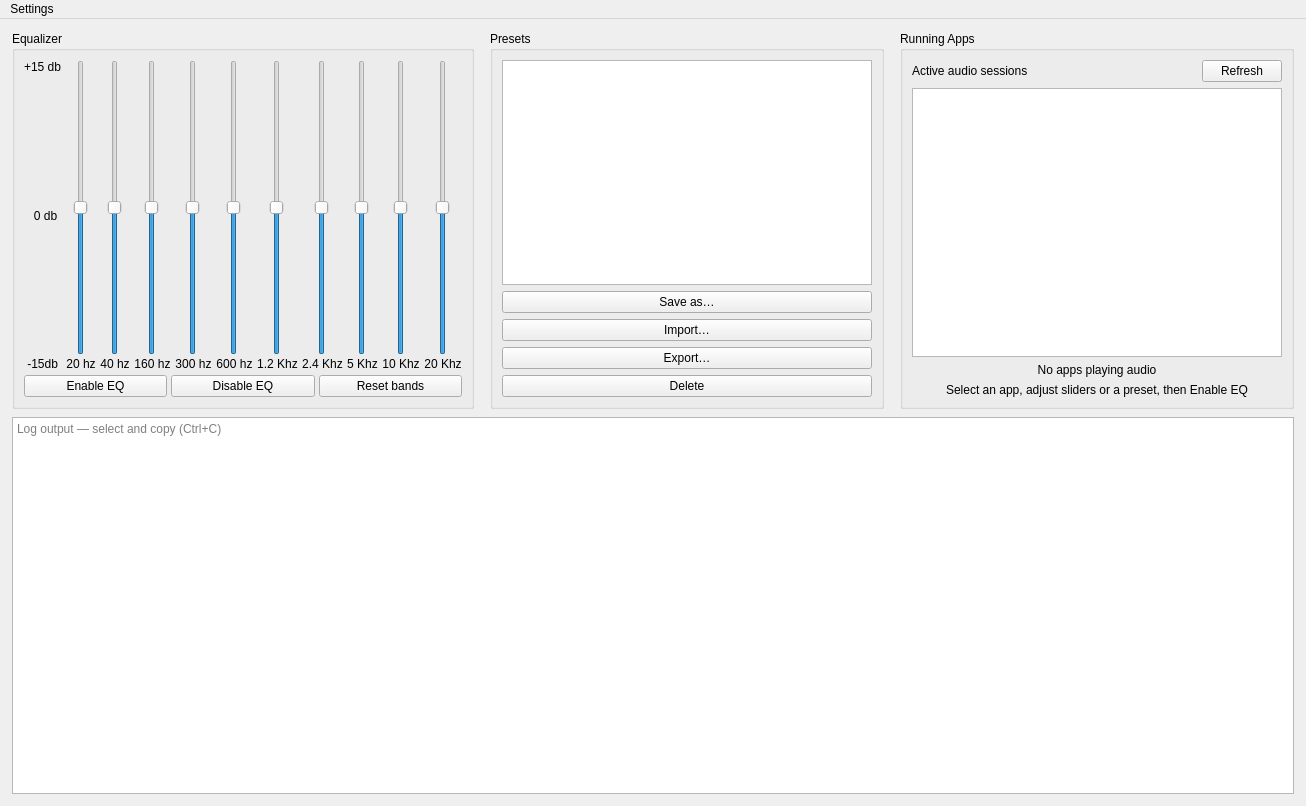
This is mainwindow.ui in hussainhumam/CurvioEQ as Qt 5 draws it before an edit. The edited form follows.
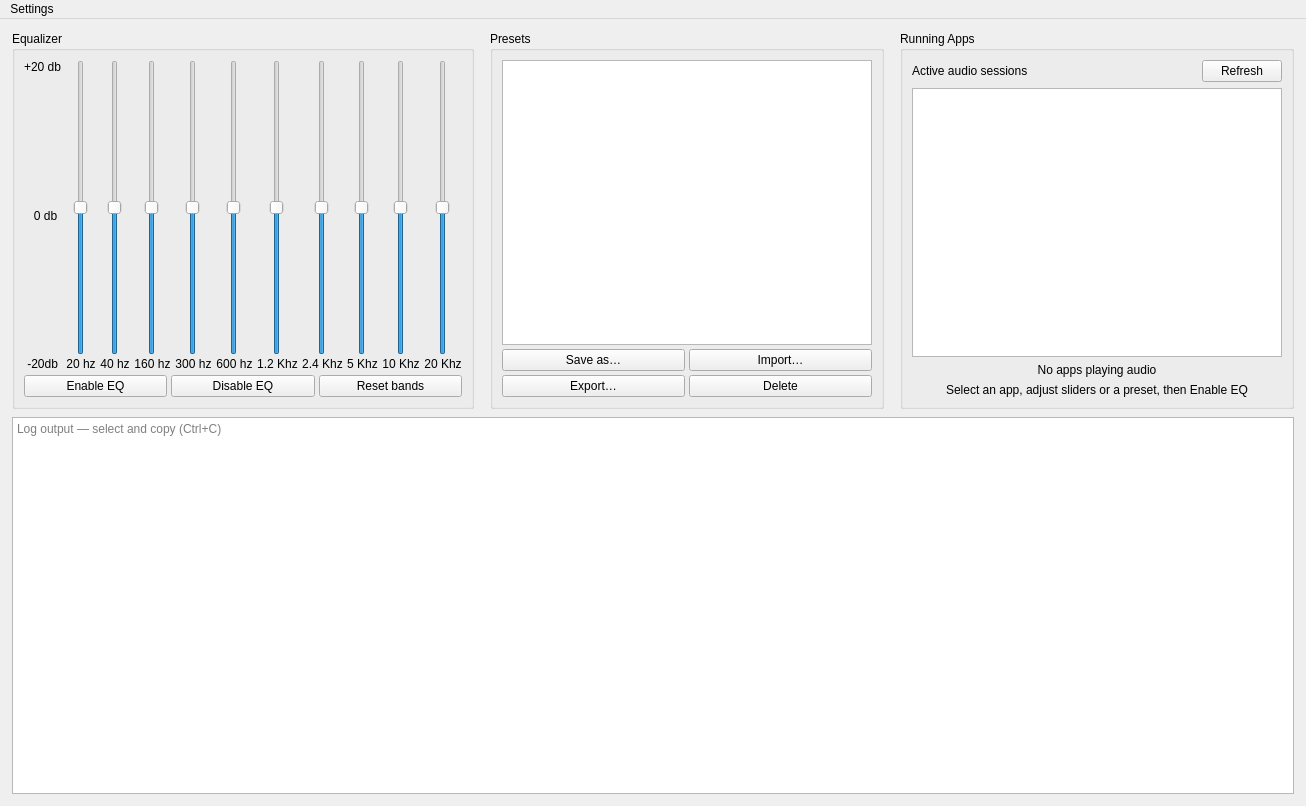
This is the edited form.

What changed in the file:
```diff
--- a/mainwindow.ui
+++ b/mainwindow.ui
@@ -57,7 +57,7 @@
             <item>
              <widget class="QLabel" name="gainMaxLabel">
               <property name="text">
-               <string>+15 db</string>
+               <string>+20 db</string>
               </property>
              </widget>
             </item>
@@ -97,7 +97,7 @@
             <item>
              <widget class="QLabel" name="gainMinLabel">
               <property name="text">
-               <string> -15db</string>
+               <string> -20db</string>
               </property>
              </widget>
             </item>
@@ -512,38 +512,96 @@
          <string>Presets</string>
         </property>
         <layout class="QVBoxLayout" name="presetsLayout">
+         <property name="spacing">
+          <number>4</number>
+         </property>
          <item>
           <widget class="QListWidget" name="presetsListWidget"/>
          </item>
          <item>
+          <layout class="QGridLayout" name="presetsButtonGrid">
+           <property name="spacing">
+            <number>4</number>
+           </property>
+           <item row="0" column="0">
           <widget class="QPushButton" name="savePresetButton">
+             <property name="sizePolicy">
+              <sizepolicy hsizetype="Expanding" vsizetype="Fixed">
+               <horstretch>0</horstretch>
+               <verstretch>0</verstretch>
+              </sizepolicy>
+             </property>
+             <property name="maximumSize">
+              <size>
+               <width>16777215</width>
+               <height>28</height>
+              </size>
+             </property>
            <property name="text">
             <string>Save as…</string>
            </property>
           </widget>
          </item>
-         <item>
+           <item row="0" column="1">
           <widget class="QPushButton" name="importPresetButton">
+             <property name="sizePolicy">
+              <sizepolicy hsizetype="Expanding" vsizetype="Fixed">
+               <horstretch>0</horstretch>
+               <verstretch>0</verstretch>
+              </sizepolicy>
+             </property>
+             <property name="maximumSize">
+              <size>
+               <width>16777215</width>
+               <height>28</height>
+              </size>
+             </property>
            <property name="text">
             <string>Import…</string>
            </property>
           </widget>
          </item>
-         <item>
+           <item row="1" column="0">
           <widget class="QPushButton" name="exportPresetButton">
+             <property name="sizePolicy">
+              <sizepolicy hsizetype="Expanding" vsizetype="Fixed">
+               <horstretch>0</horstretch>
+               <verstretch>0</verstretch>
+              </sizepolicy>
+             </property>
+             <property name="maximumSize">
+              <size>
+               <width>16777215</width>
+               <height>28</height>
+              </size>
+             </property>
            <property name="text">
             <string>Export…</string>
            </property>
           </widget>
          </item>
-         <item>
+           <item row="1" column="1">
           <widget class="QPushButton" name="deletePresetButton">
+             <property name="sizePolicy">
+              <sizepolicy hsizetype="Expanding" vsizetype="Fixed">
+               <horstretch>0</horstretch>
+               <verstretch>0</verstretch>
+              </sizepolicy>
+             </property>
+             <property name="maximumSize">
+              <size>
+               <width>16777215</width>
+               <height>28</height>
+              </size>
+             </property>
            <property name="text">
             <string>Delete</string>
            </property>
           </widget>
          </item>
         </layout>
+         </item>
+        </layout>
        </widget>
       </item>
       <item>
```
Left out of the diff: 46 changed lines with no effect on the pictures. Lines whose indentation alone changed are shown as unchanged.
